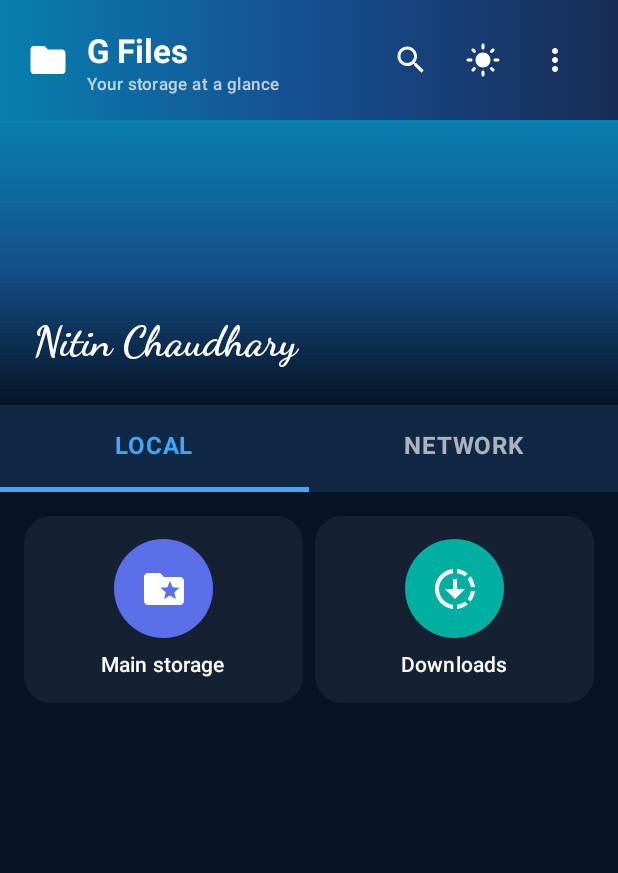
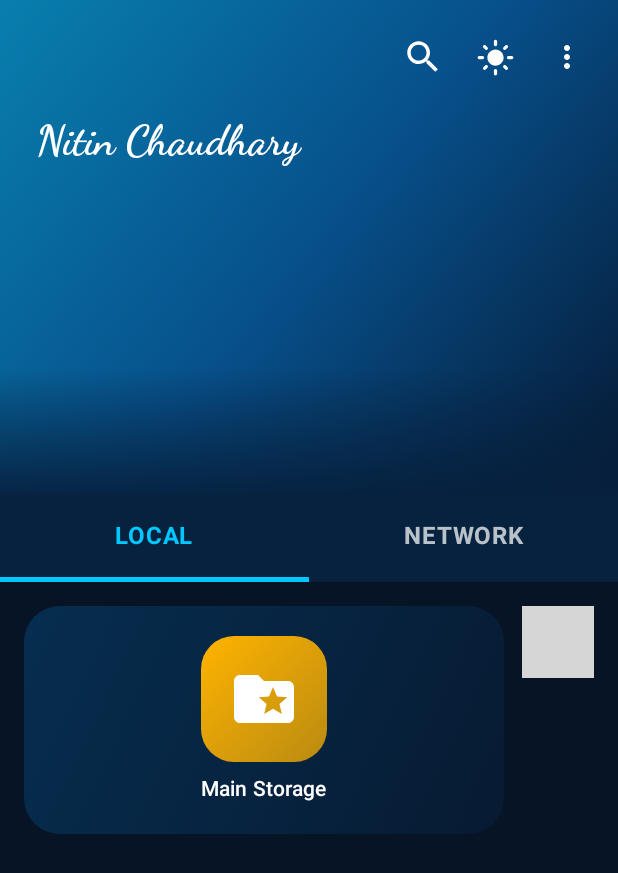
Before and after one commit to nitinkumar400-debug/G-Files, an Android app built with Jetpack Compose: the screen it shows after launch (MainActivity), on a phone screen of 412 x 824 dp. Shown: the top 873 px of the screen. Run offline under Robolectric (Android 15) with nearby library versions, the phone set to English and light mode, and no system bars; 1 statement that could not run was skipped; grey boxes are pictures that could not be loaded.

Commit message:
Redesign home screen with immersive blue hero and glass folder tiles

```diff
--- a/app/src/main/java/com/nitinkumar/gfiles/MainActivity.kt
+++ b/app/src/main/java/com/nitinkumar/gfiles/MainActivity.kt
@@ -137,6 +137,7 @@ fun GFilesApp(hasAccess: () -> Boolean, requestAccess: () -> Unit, headerImageUr
         else lightColorScheme(primary = Color(0xFF1565C0), background = bg, surface = card)) {
         Box(Modifier.fillMaxSize().background(bg)) {
         Column(Modifier.fillMaxSize()) {
+            if (!home || page != "LOCAL") {
             Row(
                 Modifier.fillMaxWidth().background(Brush.horizontalGradient(listOf(Color(0xFF087FAE), Color(0xFF164E91), Color(0xFF172C55)))).padding(horizontal = 18.dp, vertical = 15.dp),
                 verticalAlignment = Alignment.CenterVertically
@@ -158,47 +159,56 @@ fun GFilesApp(hasAccess: () -> Boolean, requestAccess: () -> Unit, headerImageUr
                     Icon(Icons.Default.MoreVert, "More", tint = Color.White)
                 }
             }
+            }
 
             if (home && page == "LOCAL") {
                 Column(Modifier.weight(1f)) {
                     Box(
-                        Modifier.fillMaxWidth().height(190.dp)
-                            .background(Brush.verticalGradient(listOf(Color(0xFF087FAE), Color(0xFF14518C), bg)))
+                        Modifier.fillMaxWidth().height(330.dp)
+                            .background(Brush.verticalGradient(listOf(Color(0xFF07517D), Color(0xFF06345D), bg)))
                     ) {
                         val context = LocalContext.current
                         val headerBitmap = remember(headerImageUri) {
                             runCatching { headerImageUri?.let { context.contentResolver.openInputStream(Uri.parse(it))?.use { stream -> BitmapFactory.decodeStream(stream) } } }.getOrNull()
                         }
                         if (headerBitmap != null) {
-                            Image(bitmap = headerBitmap.asImageBitmap(), contentDescription = "Custom home header",
+                            Image(bitmap = headerBitmap.asImageBitmap(), contentDescription = "Blue painted home background",
                                 modifier = Modifier.fillMaxSize(), contentScale = ContentScale.Crop)
-                            Box(Modifier.fillMaxSize().background(Color(0x66071426)))
+                            Box(Modifier.fillMaxSize().background(Brush.verticalGradient(listOf(Color(0x33001835), Color(0x22001835), Color(0xDD001B36)))))
+                        } else {
+                            Box(Modifier.fillMaxSize().background(Brush.linearGradient(listOf(Color(0xFF087FAE), Color(0xFF07508B), Color(0xFF061A35)))))
                         }
-                        Text("Nitin Chaudhary", modifier = Modifier.align(Alignment.BottomStart).padding(start = 22.dp, bottom = 24.dp),
+                        Row(Modifier.align(Alignment.TopEnd).padding(top = 14.dp, end = 10.dp), verticalAlignment = Alignment.CenterVertically) {
+                            IconButton(onClick = { searchOpen = true }) { Icon(Icons.Default.Search, "Search", tint = Color.White, modifier = Modifier.size(28.dp)) }
+                            IconButton(onClick = { dark = !dark }) { Icon(if (dark) Icons.Default.LightMode else Icons.Default.DarkMode, "Theme", tint = Color.White, modifier = Modifier.size(26.dp)) }
+                            IconButton(onClick = { settingsOpen = true }) { Icon(Icons.Default.MoreVert, "Settings", tint = Color.White) }
+                        }
+                        Text("Nitin Chaudhary", modifier = Modifier.align(Alignment.TopStart).padding(start = 24.dp, top = 76.dp),
                             color = Color.White, style = MaterialTheme.typography.headlineMedium,
                             fontFamily = FontFamily.Cursive, fontWeight = FontWeight.Bold)
+                        Box(Modifier.align(Alignment.BottomCenter).fillMaxWidth().height(85.dp).background(Brush.verticalGradient(listOf(Color.Transparent, Color(0xE906203D)))))
                     }
 
-                    Row(Modifier.fillMaxWidth().background(card), horizontalArrangement = Arrangement.SpaceEvenly) {
+                    Row(Modifier.fillMaxWidth().background(Color(0xFF06223F)), horizontalArrangement = Arrangement.SpaceEvenly) {
                         listOf("LOCAL", "NETWORK").forEach { tab ->
                             Column(
                                 Modifier.weight(1f).clickable { page = tab; home = tab == "LOCAL" },
                                 horizontalAlignment = Alignment.CenterHorizontally
                             ) {
-                                Text(tab, color = if (page == tab) Blue else fg.copy(alpha = .65f),
+                                Text(tab, color = if (page == tab) Color(0xFF00C8FF) else Color.White.copy(alpha = .72f),
                                     modifier = Modifier.padding(vertical = 15.dp), fontWeight = FontWeight.Bold)
-                                Box(Modifier.fillMaxWidth().height(3.dp).background(if (page == tab) Blue else Color.Transparent))
+                                Box(Modifier.fillMaxWidth().height(3.dp).background(if (page == tab) Color(0xFF00C8FF) else Color.Transparent))
                             }
                         }
                     }
 
                     if (page == "LOCAL") {
-                        Column(Modifier.fillMaxWidth().padding(16.dp)) {
-                            Row(horizontalArrangement = Arrangement.spacedBy(8.dp), modifier = Modifier.fillMaxWidth()) {
-                                HomeTile("Main storage", Icons.Default.FolderSpecial, Color(0xFF5B6FE8), Modifier.weight(1f)) {
+                        Column(Modifier.fillMaxWidth().background(Navy).padding(16.dp)) {
+                            Row(horizontalArrangement = Arrangement.spacedBy(12.dp), modifier = Modifier.fillMaxWidth()) {
+                                HomeTile("Main Storage", Icons.Default.FolderSpecial, Color(0xFFFFB300), Modifier.weight(1f)) {
                                     current = Environment.getExternalStorageDirectory(); home = false
                                 }
-                                HomeTile("Downloads", Icons.Default.Downloading, Color(0xFF00AFA0), Modifier.weight(1f)) {
+                                HomeTile("Downloads", Icons.Default.FolderDownload, Color(0xFF078BFF), Modifier.weight(1f)) {
                                     current = File(Environment.getExternalStorageDirectory(), "Download")
                                     home = false
                                 }
@@ -414,11 +424,11 @@ private fun FileThumbnail(file: File, modifier: Modifier = Modifier, tint: Color
 @Composable
 private fun HomeTile(title: String, icon: androidx.compose.ui.graphics.vector.ImageVector, tint: Color,
                      modifier: Modifier = Modifier, onClick: () -> Unit) {
-    Column(modifier.background(Color.White.copy(alpha = .055f), RoundedCornerShape(18.dp))
-        .clickable(onClick = onClick).padding(vertical = 15.dp, horizontal = 5.dp),
+    Column(modifier.background(Brush.linearGradient(listOf(Color(0xCC06345A), Color(0xCC071C35))), RoundedCornerShape(24.dp))
+        .clickable(onClick = onClick).padding(vertical = 20.dp, horizontal = 5.dp),
         horizontalAlignment = Alignment.CenterHorizontally) {
-        Box(Modifier.size(66.dp).background(tint, CircleShape), contentAlignment = Alignment.Center) {
-            Icon(icon, null, tint = Color.White, modifier = Modifier.size(32.dp))
+        Box(Modifier.size(84.dp).background(Brush.linearGradient(listOf(tint, tint.copy(alpha = .72f))), RoundedCornerShape(22.dp)), contentAlignment = Alignment.Center) {
+            Icon(icon, null, tint = Color.White, modifier = Modifier.size(48.dp))
         }
         Spacer(Modifier.height(8.dp))
         Text(title, color = Color.White, style = MaterialTheme.typography.labelLarge, fontWeight = FontWeight.Medium)
```
